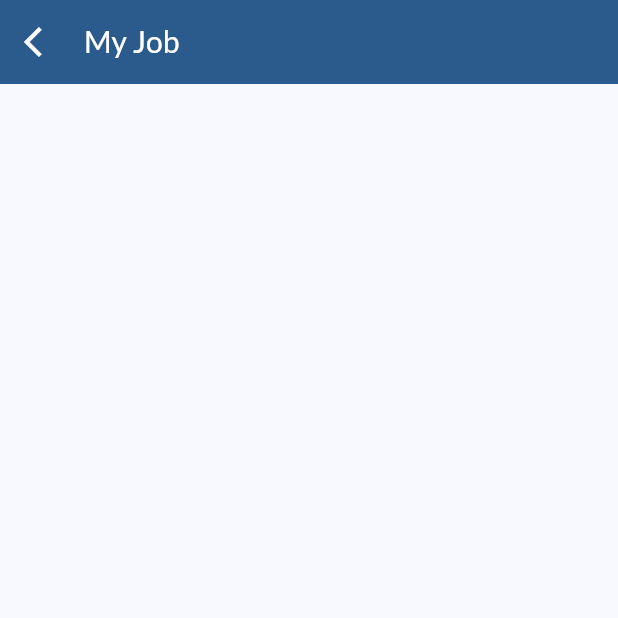
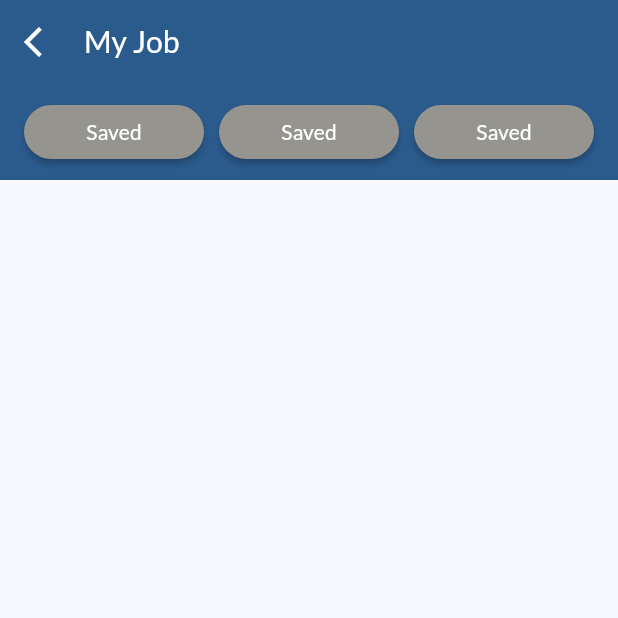
Before and after one commit to yousefmohamed35/home_view, a Flutter app: the MyJobView screen opened directly, on a phone screen of 412 x 824 dp, the top half of it. Run offline on Flutter 3.47's test engine with Material 3 defaults, Android fonts, the phone set to English and light mode, and no system bars; our stand-ins replace google_fonts.

Commit message:
create custom tap bar button

```diff
--- a/lib/my_job/presentation/view/my_job_view.dart
+++ b/lib/my_job/presentation/view/my_job_view.dart
@@ -1,12 +1,29 @@
 import 'package:flutter/material.dart';
-
+import 'package:homeview/core/app_colors.dart';
 import '../../function/my_job_app_bar.dart';
+import 'widgets/custom_tap_bar_button.dart';
 
 class MyJobView extends StatelessWidget {
   const MyJobView({super.key});
 
   @override
   Widget build(BuildContext context) {
-    return Scaffold(appBar: buildMyJobAppBar());
+    return Scaffold(
+      appBar: buildMyJobAppBar(),
+      body: Column(
+        children: [
+          Container(
+            color: AppColors.blue,
+            padding: EdgeInsets.symmetric(horizontal: 16, vertical: 8),
+            child: Row(
+              spacing: 10,
+              children: List.generate(3, (index) {
+                return Expanded(child: CustomTapBarButton());
+              }),
+            ),
+          ),
+        ],
+      ),
+    );
   }
 }
--- /dev/null
+++ b/lib/my_job/presentation/view/widgets/custom_tap_bar_button.dart
@@ -0,0 +1,24 @@
+import 'package:flutter/material.dart';
+import 'package:google_fonts/google_fonts.dart';
+
+import '../../../../core/app_colors.dart';
+import '../../../../core/styles.dart';
+
+class CustomTapBarButton extends StatelessWidget {
+  const CustomTapBarButton({super.key});
+
+  @override
+  Widget build(BuildContext context) {
+    return MaterialButton(
+      color: AppColors.borderColor,
+      shape: RoundedRectangleBorder(borderRadius: BorderRadius.circular(20)),
+      onPressed: () {},
+      child: Text(
+        'Saved',
+        style: GoogleFonts.lato(
+          textStyle: AppStyles.regular14.copyWith(color: AppColors.white),
+        ),
+      ),
+    );
+  }
+}
```
